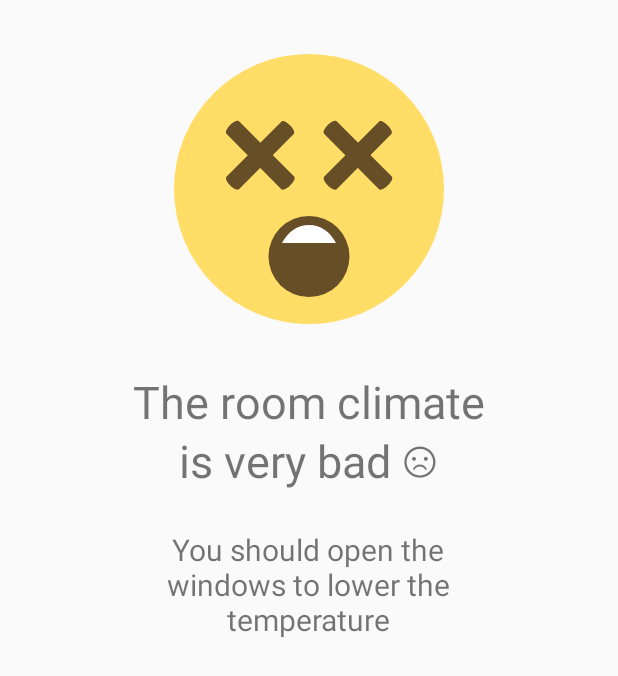
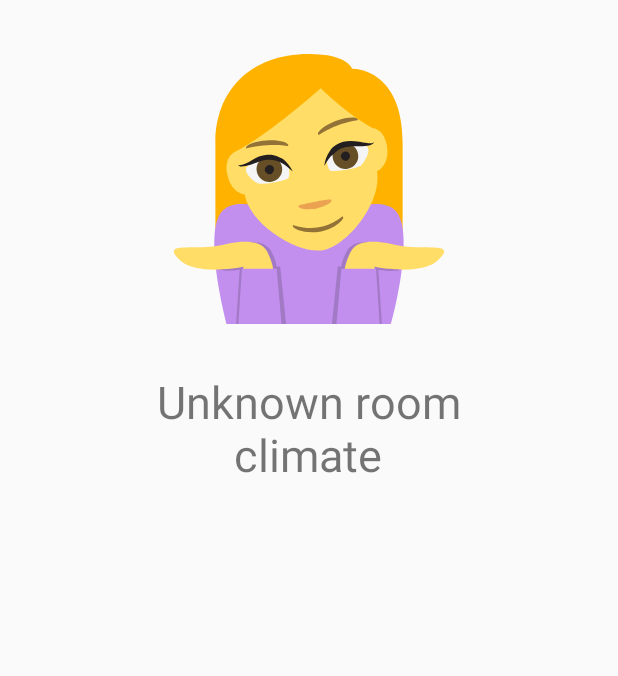
Before and after one commit to Sharknoon/MobileComputing-OfficeSense, an Android app: the layout fragment_home.xml on its own in the app's theme, with its tools: preview values and no code run, on a phone screen of 412 x 824 dp. Shown: the top 676 px of the screen. Run offline under Robolectric (Android 15) with nearby library versions, the phone set to English and light mode, and no system bars.

Commit message:
- Added Homescreen
Signed-off-by: Josua Frank <jo391fra@htwg-konstanz.de>

```diff
--- a/app/src/main/res/drawable/ic_emoji_okay.xml
+++ b/app/src/main/res/drawable/ic_emoji_okay.xml
@@ -8,11 +8,11 @@
         android:pathData="M32,32m-30,0a30,30 0,1 1,60 0a30,30 0,1 1,-60 0" />
     <path
         android:fillColor="#664e27"
-        android:pathData="M20.5,27.6m-5,0a5,5 0,1 1,10 0a5,5 0,1 1,-10 0" />
+        android:pathData="M20.5,26.6m-5,0a5,5 0,1 1,10 0a5,5 0,1 1,-10 0" />
     <path
         android:fillColor="#664e27"
-        android:pathData="M43.5,27.6m-5,0a5,5 0,1 1,10 0a5,5 0,1 1,-10 0" />
+        android:pathData="M43.5,26.6m-5,0a5,5 0,1 1,10 0a5,5 0,1 1,-10 0" />
     <path
         android:fillColor="#664e27"
-        android:pathData="M38.9,48H25.1c-1.5,0 -1.5,-4 0,-4h13.7c1.6,0 1.6,4 0.1,4" />
+        android:pathData="M44.6,40.3c-8.1,5.7 -17.1,5.6 -25.2,0 -1,-0.7 -1.8,0.5 -1.2,1.6 2.5,4 7.4,7.7 13.8,7.7s11.3,-3.6 13.8,-7.7c0.6,-1.1 -0.2,-2.3 -1.2,-1.6" />
 </vector>
--- /dev/null
+++ b/app/src/main/res/drawable/ic_emoji_unknown.xml
@@ -0,0 +1,73 @@
+<vector xmlns:android="http://schemas.android.com/apk/res/android"
+    android:width="24dp"
+    android:height="24dp"
+    android:viewportWidth="64"
+    android:viewportHeight="64">
+    <path
+        android:fillColor="#ffb300"
+        android:pathData="M32,2c-13.4,0 -20.8,8.5 -20.8,19.7v22.7h41.6V21.7C52.8,5 41.6,5.3 41.6,5.3S40.7,2 32,2z" />
+    <path
+        android:fillColor="#c28fef"
+        android:pathData="M51.1,36.7C45.9,32 32.1,41 32,41c-0.1,-0.1 -13.9,-9 -19.1,-4.3 -4.8,4.4 0.8,25.3 0.8,25.3h36.5c0.1,0 5.7,-20.9 0.9,-25.3" />
+    <path
+        android:fillColor="#ffdd67"
+        android:pathData="M17.7,33.2s-3.1,-0.2 -3.9,-4.7c-0.6,-3.5 1.5,-4.6 1.5,-4.6C23,20 34.6,9.6 34.6,9.6S40,15 46.2,18.5c0,0 2.4,0 3.1,3.8 0.8,4.5 -2.2,5.8 -2.2,5.8 1.2,6.8 -6.5,16.5 -12,17.5 -5.5,0.9 -16.2,-5.6 -17.4,-12.4" />
+    <path
+        android:fillColor="#937237"
+        android:pathData="M39.4,38.1c0.1,-0 0.2,0.1 0.2,0.2 0.1,0.7 -2.2,2.7 -5.2,3.2 -3.1,0.5 -5.8,-0.5 -6,-1.2 -0,-0.1 -0,-0.2 0.1,-0.3 -0,-0 2.6,1.1 5.7,0.5 3,-0.5 5.2,-2.4 5.2,-2.4" />
+    <path
+        android:fillColor="#937237"
+        android:pathData="M18.1,23c-0.1,-0.1 -0.1,-0.1 -0.1,-0.2 0,-0.6 2,-1.5 4.6,-1.6 2.6,-0.2 4.8,0.4 4.8,1.1 0,0.1 0,0.2 -0.1,0.2 0,0 -2.1,-0.4 -4.6,-0.2 -2.6,0.1 -4.6,0.7 -4.6,0.7" />
+    <path
+        android:fillColor="#937237"
+        android:pathData="M42.8,16.7c0.1,-0.1 0.1,-0.2 0,-0.2 -0.2,-0.6 -2.5,-0.5 -4.9,0.4 -2.4,0.9 -4.1,2.4 -3.9,2.9 0,0.1 0.1,0.1 0.2,0.2 0,0 1.7,-1.2 4.1,-2.1 2.4,-1 4.5,-1.2 4.5,-1.2" />
+    <path
+        android:fillColor="#eba352"
+        android:pathData="M37,34.4c0.2,1 -2.8,1.8 -3.5,2 -0.7,0.1 -3.8,0.3 -3.9,-0.7 -0.1,-0.1 7.3,-1.8 7.4,-1.3" />
+    <path
+        android:fillColor="#f5f5f5"
+        android:pathData="M27.1,29.8c0.9,-0.2 0.4,-2.4 0.4,-2.4 -3.7,-5.5 -8.9,-0.7 -8.9,-0.7 -2.1,1.4 1.8,4.1 2.3,4.1 2.6,0.3 6.2,-1 6.2,-1" />
+    <path
+        android:fillColor="#664e27"
+        android:pathData="M26,27.1c0.3,1.6 -0.8,3 -2.3,3.3 -1.6,0.3 -3,-0.8 -3.3,-2.3 -0.3,-1.6 0.8,-3 2.3,-3.3 1.6,-0.3 3.1,0.8 3.3,2.3" />
+    <path
+        android:fillColor="#231f20"
+        android:pathData="M24.2,27.5c0.1,0.5 -0.3,1.1 -0.8,1.2 -0.5,0.1 -1.1,-0.3 -1.2,-0.8 -0.1,-0.5 0.3,-1.1 0.8,-1.2 0.6,-0.1 1.1,0.2 1.2,0.8" />
+    <path
+        android:fillColor="#231f20"
+        android:pathData="M28.4,28.1c-0.9,-0.8 -1.7,-1.5 -2.7,-2 -0.9,-0.5 -1.9,-0.7 -3,-0.6 -1,0.1 -2,0.5 -3.1,0.9 -0.5,0.2 -1.1,0.4 -1.7,0.5 -0.6,0.1 -1.3,0.2 -1.7,-0.2 0.6,0.1 1.1,-0.1 1.6,-0.3 0.5,-0.2 1,-0.5 1.5,-0.8 1,-0.6 2.1,-1.1 3.4,-1.2 0.6,0 1.3,0 1.9,0.2 0.6,0.2 1.2,0.5 1.7,0.8 0.8,0.7 1.6,1.7 2.1,2.7" />
+    <path
+        android:fillColor="#f5f5f5"
+        android:pathData="M37.1,28c-0.9,0.2 -1.1,-2.1 -1.1,-2.1 1.6,-6.4 8.2,-3.7 8.2,-3.7 2.5,0.6 -0.3,4.4 -0.8,4.7C41,28 37.1,28 37.1,28" />
+    <path
+        android:fillColor="#664e27"
+        android:pathData="M42.9,24.2c0.3,1.6 -0.8,3 -2.3,3.3 -1.6,0.3 -3,-0.8 -3.3,-2.3 -0.3,-1.6 0.8,-3 2.3,-3.3 1.6,-0.3 3,0.7 3.3,2.3" />
+    <path
+        android:fillColor="#231f20"
+        android:pathData="M41.1,24.5c0.1,0.5 -0.3,1.1 -0.8,1.2 -0.5,0.1 -1.1,-0.3 -1.2,-0.8 -0.1,-0.5 0.3,-1.1 0.8,-1.2 0.6,-0.1 1.1,0.3 1.2,0.8" />
+    <path
+        android:fillColor="#231f20"
+        android:pathData="M35.4,26.9c0.1,-1.1 0.5,-2.3 1.2,-3.3 0.3,-0.5 0.8,-1 1.3,-1.3 0.5,-0.4 1.1,-0.6 1.7,-0.8 1.2,-0.3 2.4,-0.2 3.6,0 0.6,0.1 1.1,0.2 1.7,0.3 0.5,0.1 1.1,0.1 1.6,-0.2 -0.3,0.5 -1,0.7 -1.6,0.8 -0.6,0.1 -1.2,0.1 -1.7,0.1 -1.1,0 -2.2,0 -3.2,0.2s-1.9,0.8 -2.6,1.6c-0.9,0.6 -1.4,1.6 -2,2.6" />
+    <path
+        android:fillAlpha="0.2"
+        android:fillColor="#231f20"
+        android:pathData="M16.6,49.9L15.8,62h11.1l-1.3,-12.8h-0.8c-0.1,-0.7 -0.2,-1.4 -1.1,-3.2 -1.5,-3.3 -7.4,-2.1 -9.7,-1.5L12,50c3.6,0.4 4.6,-0.1 4.6,-0.1"
+        android:strokeAlpha="0.2" />
+    <path
+        android:fillColor="#ffdd67"
+        android:pathData="M17.4,50.4v-1.1s-10.2,2.1 -14,-1.4c-4.8,-4.5 3.4,-2 9.6,-3.5 2.2,-0.6 8.1,-1.7 9.7,1.5 1.7,3.5 1.3,4.5 1.3,4.5h-6.6" />
+    <path
+        android:fillColor="#c28fef"
+        android:pathData="M16.3,62l0.8,-12.3h7.7L25.9,62z" />
+    <path
+        android:fillAlpha="0.2"
+        android:fillColor="#231f20"
+        android:pathData="M47.4,49.9l0.8,12.1H37.1l1.3,-12.8h0.8c0.1,-0.7 0.2,-1.4 1.1,-3.2 1.5,-3.3 7.4,-2.1 9.7,-1.5l2,5.6c-3.6,0.3 -4.6,-0.2 -4.6,-0.2"
+        android:strokeAlpha="0.2" />
+    <path
+        android:fillColor="#ffdd67"
+        android:pathData="M46.6,50.4v-1.1s10.2,2.1 14,-1.4c4.8,-4.5 -3.4,-2 -9.6,-3.5 -2.2,-0.6 -8.1,-1.7 -9.7,1.5 -1.7,3.5 -1.3,4.5 -1.3,4.5h6.6" />
+    <path
+        android:fillColor="#c28fef"
+        android:pathData="M47.7,62l-0.8,-12.3h-7.7L38.1,62z" />
+</vector>
--- a/app/src/main/res/layout/fragment_history.xml
+++ b/app/src/main/res/layout/fragment_history.xml
@@ -7,7 +7,7 @@
     tools:context=".fragments.HistoryFragment">
 
     <android.support.v4.widget.SwipeRefreshLayout
-        android:id="@+id/swipeContainer"
+        android:id="@+id/swipeContainerHistory"
         android:layout_width="match_parent"
         android:layout_height="match_parent">
 
--- a/app/src/main/res/layout/fragment_home.xml
+++ b/app/src/main/res/layout/fragment_home.xml
@@ -1,7 +1,13 @@
 <?xml version="1.0" encoding="utf-8"?>
-<LinearLayout xmlns:android="http://schemas.android.com/apk/res/android"
+<android.support.v4.widget.SwipeRefreshLayout xmlns:android="http://schemas.android.com/apk/res/android"
     xmlns:app="http://schemas.android.com/apk/res-auto"
     xmlns:tools="http://schemas.android.com/tools"
+    android:id="@+id/swipeContainerHome"
+    android:layout_width="wrap_content"
+    android:layout_height="wrap_content"
+    tools:context=".activities.HomeActivity">
+
+    <LinearLayout
         android:layout_width="match_parent"
         android:layout_height="match_parent"
         android:orientation="vertical"
@@ -14,7 +20,7 @@
             android:layout_gravity="center_horizontal"
             android:layout_marginTop="30dp"
             android:contentDescription="@string/room_climate"
-        app:srcCompat="@drawable/ic_emoji_dead" />
+            app:srcCompat="@drawable/ic_emoji_unknown" />
 
         <TextView
             android:id="@+id/info_text_view"
@@ -22,7 +28,7 @@
             android:layout_height="wrap_content"
             android:layout_gravity="center_horizontal"
             android:layout_marginTop="25dp"
-        android:text="The room climate is very bad ☹"
+            android:text="@string/unknown_room_climate"
             android:textAlignment="center"
             android:textSize="30sp" />
 
@@ -32,8 +38,8 @@
             android:layout_height="wrap_content"
             android:layout_gravity="center_horizontal"
             android:layout_marginTop="25dp"
-        android:text="You should open the windows to lower the temperature"
             android:textAlignment="center"
             android:textSize="20sp" />
 
     </LinearLayout>
+</android.support.v4.widget.SwipeRefreshLayout>
--- a/app/src/main/res/layout/fragment_sensors.xml
+++ b/app/src/main/res/layout/fragment_sensors.xml
@@ -3,7 +3,7 @@
 <android.support.v4.widget.SwipeRefreshLayout xmlns:android="http://schemas.android.com/apk/res/android"
     xmlns:app="http://schemas.android.com/apk/res-auto"
     xmlns:tools="http://schemas.android.com/tools"
-    android:id="@+id/swipeContainer"
+    android:id="@+id/swipeContainerSensors"
     android:layout_width="wrap_content"
     android:layout_height="wrap_content"
     tools:context=".activities.HomeActivity">
--- a/app/src/main/res/values/strings.xml
+++ b/app/src/main/res/values/strings.xml
@@ -23,6 +23,7 @@
     <string name="one_month">1 Month</string>
     <string name="one_year">1 Year</string>
     <string name="room_climate">room climate</string>
+    <string name="unknown_room_climate">Unknown room climate</string>
 
 
 </resources>
```
Also changed, not shown: app/src/main/java/de/sharknoon/officesense/fragments/HistoryFragment.kt (+27 -12 lines), app/src/main/java/de/sharknoon/officesense/fragments/HomeFragment.kt (+71 -1 lines), app/src/main/java/de/sharknoon/officesense/fragments/SensorsFragment.kt (+4 -4 lines), app/src/main/java/de/sharknoon/officesense/logic/Logic.kt (+35 -1 lines), app/src/main/java/de/sharknoon/officesense/models/Sensors.kt (+31 -11 lines), app/src/main/java/de/sharknoon/officesense/service/IndoorClimateObserverService.kt (+6 -3 lines). Lines whose indentation alone changed are shown as unchanged.
